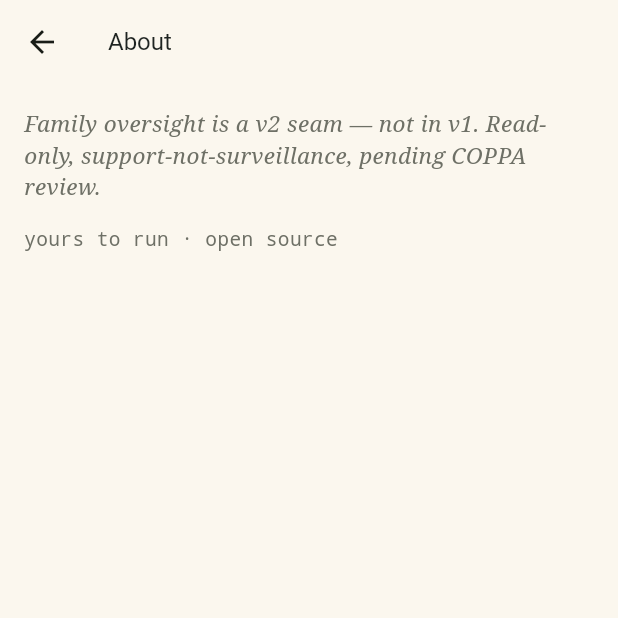
After one commit to mmornati/ai-nutrition-coach, a Flutter app: the AboutScreen screen opened directly, on a phone screen of 412 x 824 dp, the top half of it. The commit adds this screen. Run offline on Flutter 3.47's test engine with Material 3 defaults, Android fonts, the phone set to English and light mode, and no system bars; our stand-ins replace dio, drift, flutter_riverpod, flutter_secure_storage, image_picker, permission_handler and 1 more; missing offline and left inert: dart:js_interop, mobile_scanner, sqlite3; accounts and stored records are empty; generated files the repository leaves out were written again; statements that could not run were skipped.

Commit message:
feat(5-2): managed-oversight v2 seam (ManagedOversightSeam + AboutScreen + check_no_under_13_profiles)
- packages/domain_core: ManagedOversightSeam marker (const class,
  equality by identity, redacted toString); barrel export + test.
- packages/integrations: ManagedOversightStrings + enManagedOversightStrings
  (single calm v2-notice line, 'not in v1' framing, no
  countdown/countdown/celebratory copy).
- apps/client: AboutScreen (Settings → About sub-screen; renders
  the v2 notice + the open-source footmark); test pins both.
- tools/check_no_under_13_profiles.dart: rejects under13 /
  childProfile / minorAccount / teenAccount / parentAccount /
  ageGate / birthDate (and PascalCase variants). The
  ManagedOversightSeam marker is the only allowed reference.
- melos.yaml: check:release-posture chains the new check.
- docs/v2-managed-oversight.md: the user-facing + contributor-
  facing explanation of the seam (read-only-from-guardian +
  support-not-surveillance + COPPA-phase-blocked).

(No remote, no PR, no CI per user instruction.)

```diff
--- /dev/null
+++ b/apps/client/lib/screens/about_screen.dart
@@ -0,0 +1,62 @@
+// The Settings → About sub-screen (Story 5.2 / FR-14 / OQ-4 / AD-7).
+//
+// Renders the v2 managed-oversight notice line ("Family oversight
+// is a v2 seam — not in v1") plus the project's open-source
+// footmark. The sub-screen is the only place the v2 seam is
+// surfaced in v1; the copy is keyed in `ManagedOversightStrings`
+// (in `coach_strings.dart`) and never interpolated.
+//
+// AD-7: copy is keyed; named NDP reviewer signs off. The single
+// line is plain "not in v1" — never "coming soon", never a
+// countdown (FR-15 ban list).
+
+import 'package:flutter/material.dart';
+import 'package:integrations/integrations.dart';
+
+import '../theme/app_tokens.dart';
+
+class AboutScreen extends StatelessWidget {
+  const AboutScreen({super.key, this.copy = enManagedOversightStrings});
+
+  final ManagedOversightStrings copy;
+
+  @override
+  Widget build(BuildContext context) {
+    final palette = Theme.of(context).brightness == Brightness.dark
+        ? AppPalette.dark
+        : AppPalette.light;
+    return Scaffold(
+      backgroundColor: palette.background,
+      appBar: AppBar(
+        backgroundColor: palette.background,
+        elevation: 0,
+        title: Text(
+          'About',
+          style: AppTypography.ui.copyWith(color: palette.ink),
+        ),
+      ),
+      body: SafeArea(
+        child: Padding(
+          padding: const EdgeInsets.symmetric(
+            horizontal: AppSpacing.lg,
+            vertical: AppSpacing.lg,
+          ),
+          child: Column(
+            crossAxisAlignment: CrossAxisAlignment.start,
+            children: [
+              Text(
+                copy.v2Notice,
+                style: AppTypography.coach.copyWith(color: palette.inkMuted),
+              ),
+              const SizedBox(height: AppSpacing.lg),
+              Text(
+                'yours to run · open source',
+                style: AppTypography.mono.copyWith(color: palette.inkMuted),
+              ),
+            ],
+          ),
+        ),
+      ),
+    );
+  }
+}
--- a/melos.yaml
+++ b/melos.yaml
@@ -44,4 +44,4 @@ scripts:
 
   check:release-posture:
     description: Assert the LICENSE + CONTRIBUTING + NDP Standard exist (Story 4.6).
-    run: dart run tools/check_release_posture.dart && dart run tools/check_adults_only.dart
+    run: dart run tools/check_release_posture.dart && dart run tools/check_adults_only.dart && dart run tools/check_no_under_13_profiles.dart
--- a/packages/domain_core/lib/domain_core.dart
+++ b/packages/domain_core/lib/domain_core.dart
@@ -49,6 +49,7 @@ export 'src/use_cases/record_sync_op.dart';
 export 'src/value_types/ai_rung_config.dart';
 export 'src/value_types/ai_rung_kind.dart';
 export 'src/value_types/coach_interaction.dart';
+export 'src/value_types/managed_oversight_seam.dart';
 export 'src/value_types/composition_pattern.dart';
 export 'src/value_types/export_format.dart';
 export 'src/value_types/export_scope.dart';
--- a/packages/integrations/lib/src/l10n/coach_strings.dart
+++ b/packages/integrations/lib/src/l10n/coach_strings.dart
@@ -605,4 +605,30 @@ const SyncQueueStrings enSyncQueueStrings = SyncQueueStrings(
       'Some plates are waiting to sync — they will retry silently '
       'when the connection returns.',
 );
+
+/// The v1 `en` strings for the managed-oversight v2 seam notice
+/// (Story 5.2 / FR-14 / OQ-4). The Settings → About sub-screen
+/// renders a single calm line that says "Family oversight is a v2
+/// seam — not in v1" so the v1 surface doesn't imply the v2 feature
+/// exists (AD-7 / FR-15).
+///
+/// The named NDP reviewer signs off this single value; the keys
+/// are the identity the `AboutScreen` binds to.
+class ManagedOversightStrings {
+  const ManagedOversightStrings({
+    required this.v2Notice,
+  });
+
+  /// The single calm line that surfaces in Settings → About.
+  /// Plain "not in v1" framing — never "coming soon", never a
+  /// countdown (FR-15 ban list).
+  final String v2Notice;
+}
+
+const ManagedOversightStrings enManagedOversightStrings =
+    ManagedOversightStrings(
+  v2Notice:
+      'Family oversight is a v2 seam — not in v1. Read-only, '
+      'support-not-surveillance, pending COPPA review.',
 );
+);
```
Also changed, not shown: packages/domain_core/lib/src/value_types/managed_oversight_seam.dart (added, +28 -0 lines), tools/check_no_under_13_profiles.dart (added, +89 -0 lines), 3 other files.
